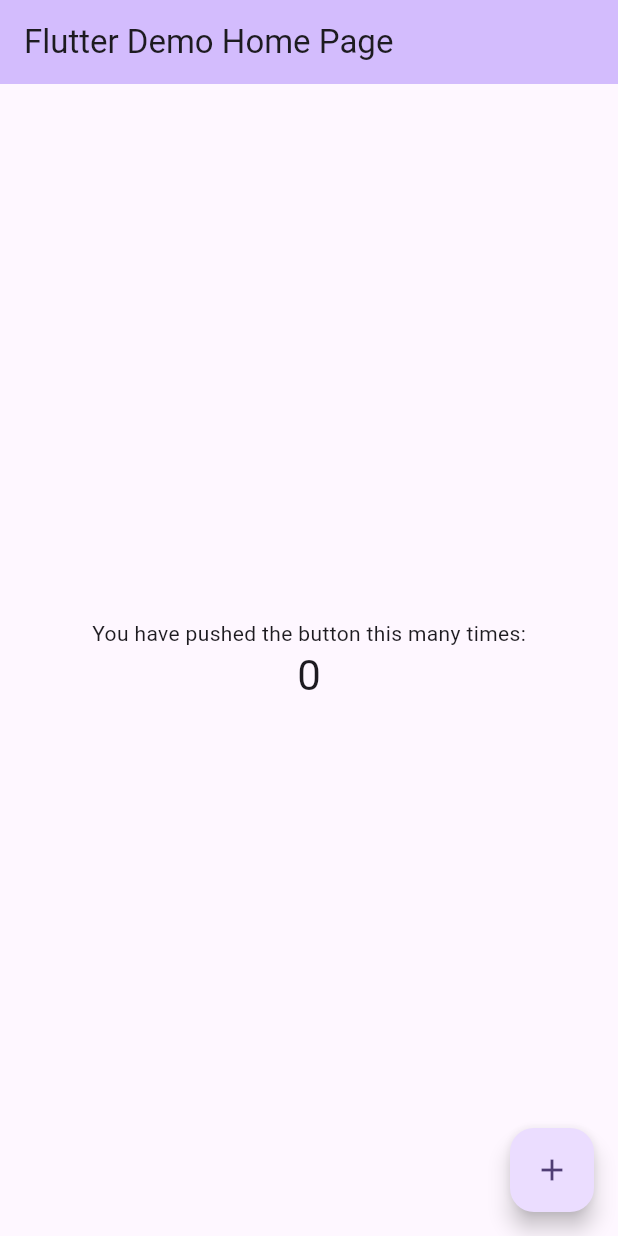
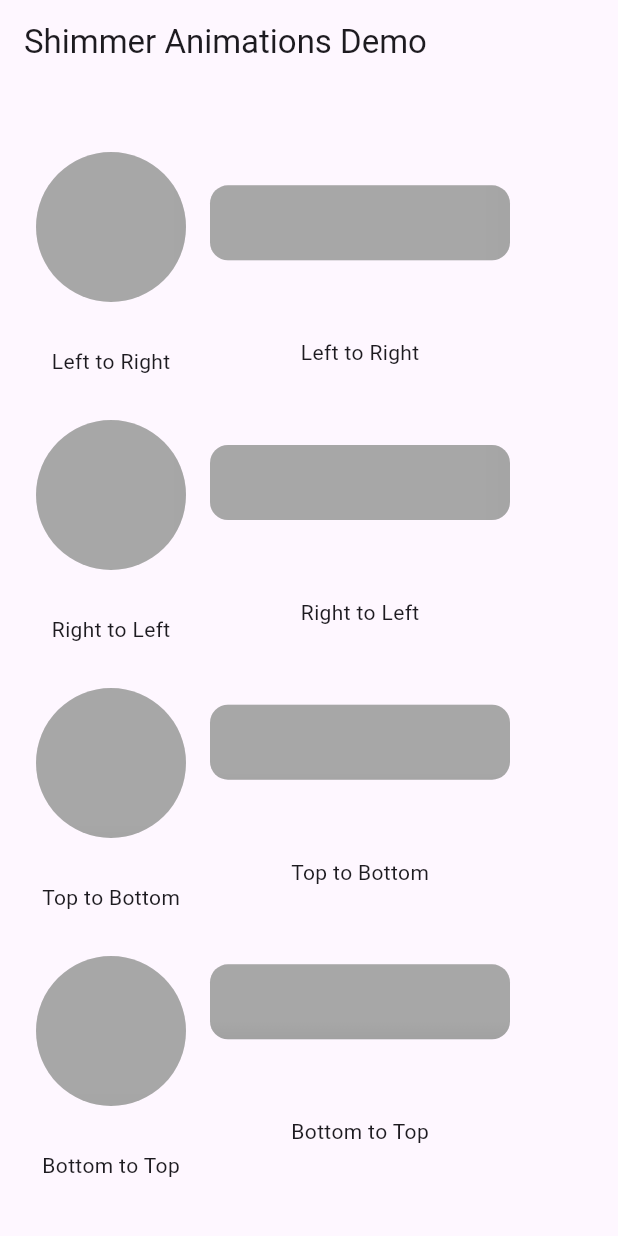
Before and after one commit to gncortes/EasyShell, a Flutter app: the screen it shows after launch, on a phone screen of 412 x 824 dp. Run offline on Flutter 3.47's test engine with Material 3 defaults, Android fonts, the phone set to English and light mode, and no system bars; our stand-ins replace sqflite; accounts and stored records are empty.

Commit message:
feat: add shimmer animation

```diff
--- a/lib/main.dart
+++ b/lib/main.dart
@@ -1,4 +1,6 @@
 import 'package:flutter/material.dart';
+
+import 'presentation/widgets/shimmer/shimmer.dart';
 
 void main() {
   runApp(const MyApp());
@@ -16,95 +18,147 @@ class MyApp extends StatelessWidget {
         colorScheme: ColorScheme.fromSeed(seedColor: Colors.deepPurple),
         useMaterial3: true,
       ),
-      home: const MyHomePage(title: 'Flutter Demo Home Page'),
+      home: const ShimmerDemoScreen(),
     );
   }
 }
 
-class MyHomePage extends StatefulWidget {
-  const MyHomePage({super.key, required this.title});
-
-  // This widget is the home page of your application. It is stateful, meaning
-  // that it has a State object (defined below) that contains fields that affect
-  // how it looks.
-
-  // This class is the configuration for the state. It holds the values (in this
-  // case the title) provided by the parent (in this case the App widget) and
-  // used by the build method of the State. Fields in a Widget subclass are
-  // always marked "final".
-
-  final String title;
-
-  @override
-  State<MyHomePage> createState() => _MyHomePageState();
-}
-
-class _MyHomePageState extends State<MyHomePage> {
-  int _counter = 0;
-
-  void _incrementCounter() {
-    setState(() {
-      // This call to setState tells the Flutter framework that something has
-      // changed in this State, which causes it to rerun the build method below
-      // so that the display can reflect the updated values. If we changed
-      // _counter without calling setState(), then the build method would not be
-      // called again, and so nothing would appear to happen.
-      _counter++;
-    });
-  }
+class ShimmerDemoScreen extends StatelessWidget {
+  const ShimmerDemoScreen({super.key});
 
   @override
   Widget build(BuildContext context) {
-    // This method is rerun every time setState is called, for instance as done
-    // by the _incrementCounter method above.
-    //
-    // The Flutter framework has been optimized to make rerunning build methods
-    // fast, so that you can just rebuild anything that needs updating rather
-    // than having to individually change instances of widgets.
+    final shimmerSize = const Size(200, 50);
+
     return Scaffold(
       appBar: AppBar(
-        // TRY THIS: Try changing the color here to a specific color (to
-        // Colors.amber, perhaps?) and trigger a hot reload to see the AppBar
-        // change color while the other colors stay the same.
-        backgroundColor: Theme.of(context).colorScheme.inversePrimary,
-        // Here we take the value from the MyHomePage object that was created by
-        // the App.build method, and use it to set our appbar title.
-        title: Text(widget.title),
+        title: const Text('Shimmer Animations Demo'),
       ),
-      body: Center(
-        // Center is a layout widget. It takes a single child and positions it
-        // in the middle of the parent.
-        child: Column(
-          // Column is also a layout widget. It takes a list of children and
-          // arranges them vertically. By default, it sizes itself to fit its
-          // children horizontally, and tries to be as tall as its parent.
-          //
-          // Column has various properties to control how it sizes itself and
-          // how it positions its children. Here we use mainAxisAlignment to
-          // center the children vertically; the main axis here is the vertical
-          // axis because Columns are vertical (the cross axis would be
-          // horizontal).
-          //
-          // TRY THIS: Invoke "debug painting" (choose the "Toggle Debug Paint"
-          // action in the IDE, or press "p" in the console), to see the
-          // wireframe for each widget.
-          mainAxisAlignment: MainAxisAlignment.center,
-          children: <Widget>[
-            const Text(
-              'You have pushed the button this many times:',
+      body: Padding(
+        padding: const EdgeInsets.all(16.0),
+        child: Row(
+          children: [
+            Column(
+              mainAxisAlignment: MainAxisAlignment.spaceEvenly,
+              children: [
+                ShimmerItem.circle(
+                  shimmerMargin: const EdgeInsets.all(8.0),
+                  radius: 50,
+                  baseColor: Colors.grey.shade500,
+                  gradientColors: [
+                    Colors.white,
+                    Colors.grey.shade500,
+                    Colors.white,
+                  ],
+                  duration: const Duration(seconds: 2),
+                  direction: ShimmerDirection.leftToRight,
+                ),
+                const Text('Left to Right'),
+                ShimmerItem.circle(
+                  radius: 50,
+                  shimmerMargin: const EdgeInsets.all(8.0),
+                  baseColor: Colors.grey.shade500,
+                  gradientColors: [
+                    Colors.white,
+                    Colors.grey.shade500,
+                    Colors.white,
+                  ],
+                  duration: const Duration(seconds: 2),
+                  direction: ShimmerDirection.rightToLeft,
+                ),
+                const Text('Right to Left'),
+                ShimmerItem.circle(
+                  shimmerMargin: const EdgeInsets.all(8.0),
+                  radius: 50,
+                  baseColor: Colors.grey.shade500,
+                  gradientColors: [
+                    Colors.white,
+                    Colors.grey.shade500,
+                    Colors.white,
+                  ],
+                  duration: const Duration(seconds: 2),
+                  direction: ShimmerDirection.topToBottom,
+                ),
+                const Text('Top to Bottom'),
+                ShimmerItem.circle(
+                  shimmerMargin: const EdgeInsets.all(8.0),
+                  radius: 50,
+                  baseColor: Colors.grey.shade500,
+                  gradientColors: [
+                    Colors.white,
+                    Colors.grey.shade500,
+                    Colors.white,
+                  ],
+                  duration: const Duration(seconds: 2),
+                  direction: ShimmerDirection.bottomToTop,
+                ),
+                const Text('Bottom to Top'),
+              ],
             ),
-            Text(
-              '$_counter',
-              style: Theme.of(context).textTheme.headlineMedium,
+            Column(
+              mainAxisAlignment: MainAxisAlignment.spaceEvenly,
+              children: [
+                ShimmerItem.card(
+                  shimmerSize: shimmerSize,
+                  shimmerMargin: const EdgeInsets.all(8.0),
+                  shimmerRadius: 12.0,
+                  baseColor: Colors.grey.shade500,
+                  gradientColors: [
+                    Colors.white,
+                    Colors.grey.shade500,
+                    Colors.white,
+                  ],
+                  duration: const Duration(seconds: 2),
+                  direction: ShimmerDirection.leftToRight,
+                ),
+                const Text('Left to Right'),
+                ShimmerItem.card(
+                  shimmerSize: shimmerSize,
+                  shimmerMargin: const EdgeInsets.all(8.0),
+                  shimmerRadius: 12.0,
+                  baseColor: Colors.grey.shade500,
+                  gradientColors: [
+                    Colors.white,
+                    Colors.grey.shade500,
+                    Colors.white,
+                  ],
+                  duration: const Duration(seconds: 2),
+                  direction: ShimmerDirection.rightToLeft,
+                ),
+                const Text('Right to Left'),
+                ShimmerItem.card(
+                  shimmerSize: shimmerSize,
+                  shimmerMargin: const EdgeInsets.all(8.0),
+                  shimmerRadius: 12.0,
+                  baseColor: Colors.grey.shade500,
+                  gradientColors: [
+                    Colors.white,
+                    Colors.grey.shade500,
+                    Colors.white,
+                  ],
+                  duration: const Duration(seconds: 2),
+                  direction: ShimmerDirection.topToBottom,
+                ),
+                const Text('Top to Bottom'),
+                ShimmerItem.card(
+                  shimmerSize: shimmerSize,
+                  shimmerMargin: const EdgeInsets.all(8.0),
+                  shimmerRadius: 12.0,
+                  baseColor: Colors.grey.shade500,
+                  gradientColors: [
+                    Colors.white,
+                    Colors.grey.shade500,
+                    Colors.white,
+                  ],
+                  duration: const Duration(milliseconds: 302),
+                  direction: ShimmerDirection.bottomToTop,
+                ),
+                const Text('Bottom to Top'),
+              ],
             ),
           ],
         ),
       ),
-      floatingActionButton: FloatingActionButton(
-        onPressed: _incrementCounter,
-        tooltip: 'Increment',
-        child: const Icon(Icons.add),
-      ), // This trailing comma makes auto-formatting nicer for build methods.
     );
   }
 }
--- /dev/null
+++ b/lib/presentation/widgets/shimmer/shimmer.dart
@@ -0,0 +1,233 @@
+import 'package:flutter/material.dart';
+
+enum ShimmerDirection {
+  leftToRight,
+  rightToLeft,
+  topToBottom,
+  bottomToTop,
+}
+
+class ShimmerItem extends StatefulWidget {
+  final Size? shimmerSize;
+  final EdgeInsetsGeometry shimmerMargin;
+  final double? shimmerRadius;
+  final Color baseColor;
+  final List<Color> gradientColors;
+  final Duration duration;
+  final ShimmerDirection direction;
+  final double? radius;
+
+  const ShimmerItem._({
+    super.key,
+    this.shimmerSize,
+    required this.shimmerMargin,
+    this.shimmerRadius,
+    required this.baseColor,
+    required this.gradientColors,
+    required this.duration,
+    this.direction = ShimmerDirection.leftToRight,
+    this.radius,
+  });
+
+  factory ShimmerItem.card({
+    Key? key,
+    required Size shimmerSize,
+    required EdgeInsetsGeometry shimmerMargin,
+    required double shimmerRadius,
+    required Color baseColor,
+    required List<Color> gradientColors,
+    required Duration duration,
+    ShimmerDirection direction = ShimmerDirection.leftToRight,
+  }) {
+    return ShimmerItem._(
+      key: key,
+      shimmerSize: shimmerSize,
+      shimmerMargin: shimmerMargin,
+      shimmerRadius: shimmerRadius,
+      baseColor: baseColor,
+      gradientColors: gradientColors,
+      duration: duration,
+      direction: direction,
+      radius: null,
+    );
+  }
+
+  factory ShimmerItem.circle({
+    Key? key,
+    required EdgeInsetsGeometry shimmerMargin,
+    required double radius,
+    required Color baseColor,
+    required List<Color> gradientColors,
+    required Duration duration,
+    ShimmerDirection direction = ShimmerDirection.leftToRight,
+  }) {
+    return ShimmerItem._(
+      key: key,
+      shimmerSize: null,
+      shimmerMargin: shimmerMargin,
+      shimmerRadius: null,
+      baseColor: baseColor,
+      gradientColors: gradientColors,
+      duration: duration,
+      direction: direction,
+      radius: radius,
+    );
+  }
+
+  @override
+  State<ShimmerItem> createState() => _ShimmerItemState();
+}
+
+class _ShimmerItemState extends State<ShimmerItem>
+    with SingleTickerProviderStateMixin {
+  late AnimationController _controller;
+
+  @override
+  void initState() {
+    super.initState();
+    _controller = AnimationController(
+      vsync: this,
+      duration: widget.duration,
+    )..repeat();
+  }
+
+  @override
+  void dispose() {
+    _controller.dispose();
+    super.dispose();
+  }
+
+  @override
+  Widget build(BuildContext context) {
+    if (widget.radius != null) {
+      return Container(
+        height: widget.radius! * 2,
+        width: widget.radius! * 2,
+        margin: widget.shimmerMargin,
+        decoration: BoxDecoration(
+          shape: BoxShape.circle,
+          color: widget.baseColor,
+        ),
+        child: AnimatedBuilder(
+          animation: _controller,
+          builder: (context, child) {
+            return ShaderMask(
+              shaderCallback: (bounds) {
+                Alignment begin;
+                Alignment end;
+
+                switch (widget.direction) {
+                  case ShimmerDirection.leftToRight:
+                    begin = const Alignment(-1.0, 0.0);
+                    end = const Alignment(1.0, 0.0);
+                    break;
+                  case ShimmerDirection.rightToLeft:
+                    begin = const Alignment(1.0, 0.0);
+                    end = const Alignment(-1.0, 0.0);
+                    break;
+                  case ShimmerDirection.topToBottom:
+                    begin = const Alignment(0.0, -1.0);
+                    end = const Alignment(0.0, 1.0);
+                    break;
+                  case ShimmerDirection.bottomToTop:
+                    begin = const Alignment(0.0, 1.0);
+                    end = const Alignment(0.0, -1.0);
+                    break;
+                }
+
+                return LinearGradient(
+                  begin: begin,
+                  end: end,
+                  colors: widget.gradientColors,
+                  stops: const [0.1, 0.5, 0.9],
+                  transform: _SlidingGradientTransform(
+                    slidePercent: _controller.value,
+                  ),
+                ).createShader(bounds);
+              },
+              blendMode: BlendMode.srcATop,
+              child: Container(
+                decoration: BoxDecoration(
+                  color: widget.baseColor.withOpacity(0.1),
+                  shape: BoxShape.circle,
+                ),
+              ),
+            );
+          },
+        ),
+      );
+    }
+
+    return Container(
+      height: widget.shimmerSize!.height,
+      width: widget.shimmerSize!.width,
+      margin: widget.shimmerMargin,
+      decoration: BoxDecoration(
+        borderRadius: BorderRadius.circular(widget.shimmerRadius!),
+        color: widget.baseColor,
+      ),
+      child: AnimatedBuilder(
+        animation: _controller,
+        builder: (context, child) {
+          return ShaderMask(
+            shaderCallback: (bounds) {
+              Alignment begin;
+              Alignment end;
+
+              switch (widget.direction) {
+                case ShimmerDirection.leftToRight:
+                  begin = const Alignment(-1.0, 0.0);
+                  end = const Alignment(1.0, 0.0);
+                  break;
+                case ShimmerDirection.rightToLeft:
+                  begin = const Alignment(1.0, 0.0);
+                  end = const Alignment(-1.0, 0.0);
+                  break;
+                case ShimmerDirection.topToBottom:
+                  begin = const Alignment(0.0, -1.0);
+                  end = const Alignment(0.0, 1.0);
+                  break;
+                case ShimmerDirection.bottomToTop:
+                  begin = const Alignment(0.0, 1.0);
+                  end = const Alignment(0.0, -1.0);
+                  break;
+              }
+
+              return LinearGradient(
+                begin: begin,
+                end: end,
+                colors: widget.gradientColors,
+                stops: const [0.1, 0.5, 0.9],
+                transform: _SlidingGradientTransform(
+                  slidePercent: _controller.value,
+                ),
+              ).createShader(bounds);
+            },
+            blendMode: BlendMode.srcATop,
+            child: Container(
+              decoration: BoxDecoration(
+                color: widget.baseColor.withOpacity(0.1),
+                borderRadius: BorderRadius.circular(widget.shimmerRadius!),
+              ),
+            ),
+          );
+        },
+      ),
+    );
+  }
+}
+
+class _SlidingGradientTransform extends GradientTransform {
+  final double slidePercent;
+
+  const _SlidingGradientTransform({required this.slidePercent});
+
+  @override
+  Matrix4 transform(Rect bounds, {TextDirection? textDirection}) {
+    return Matrix4.translationValues(
+      bounds.width * slidePercent * 2 - bounds.width,
+      bounds.height * slidePercent * 2 - bounds.height,
+      0.0,
+    );
+  }
+}
```
Also changed, not shown: 4 other files.
